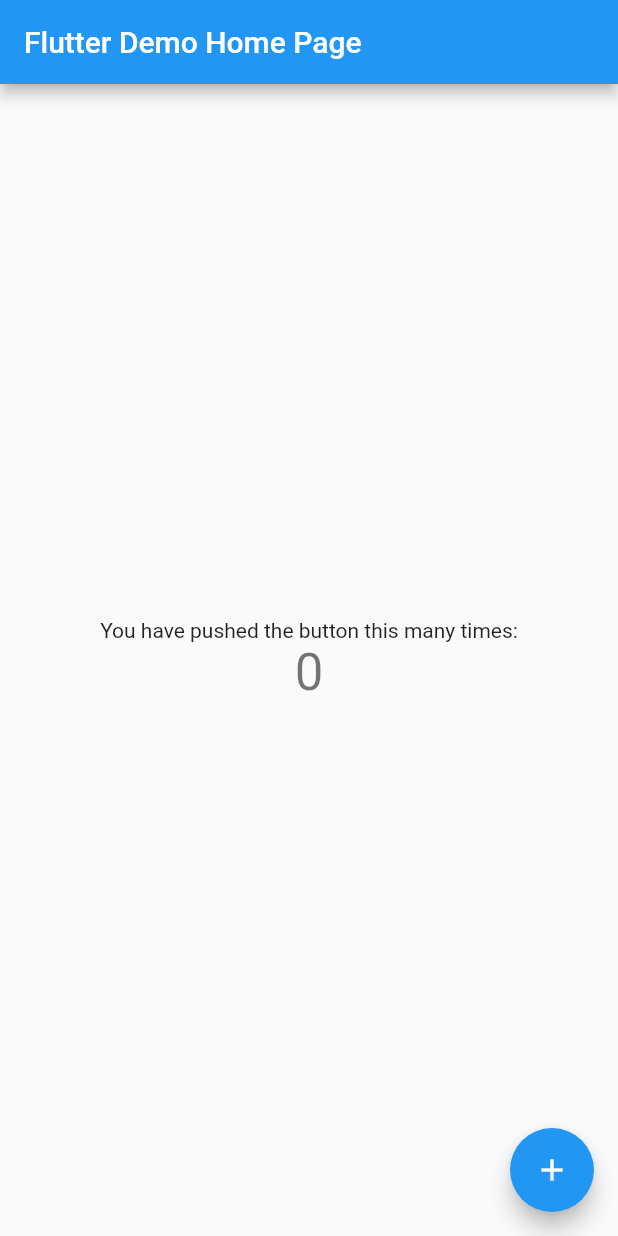
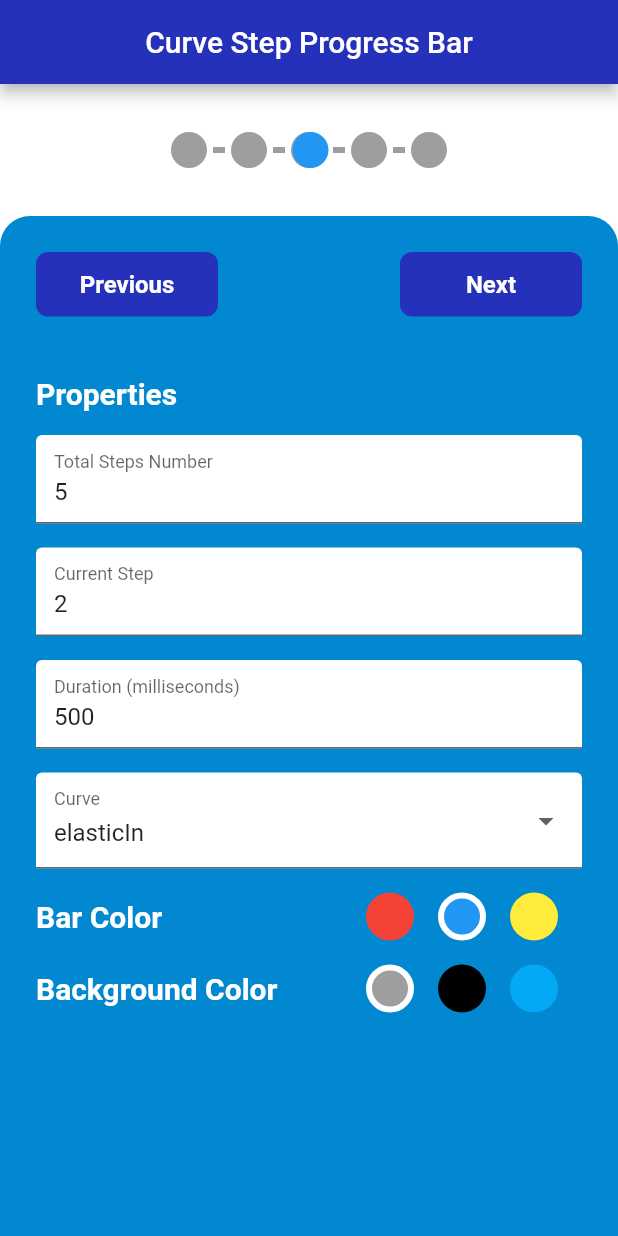
Before and after one commit to ahmadfsal/animated_progress_bar, a Flutter app: the screen it shows after launch, on a phone screen of 412 x 824 dp. Run offline on Flutter 3.47's test engine with Material 2 defaults, Android fonts, the light colour scheme and no system bars.

Commit message:
update main feature and test

```diff
--- /dev/null
+++ b/lib/core/curve_step_progress_bar.dart
@@ -0,0 +1,140 @@
+import 'package:animated_progress_bar/core/painters/dot_offset.dart';
+import 'package:animated_progress_bar/core/painters/indicator_painter.dart';
+import 'package:animated_progress_bar/core/painters/fixed_dot_painter.dart';
+import 'package:flutter/material.dart';
+
+class CurveStepProgressBar extends StatefulWidget {
+  final int? totalStepsNumber;
+  final int? currentStep;
+  final Duration? animationDuration;
+  final Color? barColor;
+  final Color? backgroundColor;
+  final Curve? curve;
+
+  const CurveStepProgressBar({
+    Key? key,
+    this.totalStepsNumber = 3,
+    this.currentStep = 0,
+    this.barColor = const Color.fromRGBO(37, 48, 187, 1),
+    this.backgroundColor = Colors.grey,
+    this.animationDuration = const Duration(milliseconds: 500),
+    this.curve = Curves.elasticOut,
+  }) : super(key: key);
+
+  @override
+  _CurveStepProgressBarState createState() => _CurveStepProgressBarState();
+}
+
+class _CurveStepProgressBarState extends State<CurveStepProgressBar>
+    with SingleTickerProviderStateMixin {
+  AnimationController? _animationController;
+
+  double spacing = 16.0;
+  double radius = 12.0;
+
+  int? _activeDotIndex;
+  int? _oldDotIndex;
+  Paint? _fixedDotFillBrush;
+  Paint? _indicatorBrush;
+
+  @override
+  void initState() {
+    _animationController = AnimationController(
+      duration: widget.animationDuration,
+      vsync: this,
+    );
+
+    _animationController!.addListener(() => setState(() {}));
+    _animationController!.forward();
+
+    _activeDotIndex = widget.currentStep;
+    _oldDotIndex = 0;
+
+    _fixedDotFillBrush = Paint()..color = widget.backgroundColor!;
+    _indicatorBrush = Paint()..color = widget.barColor!;
+
+    super.initState();
+  }
+
+  @override
+  void dispose() {
+    _animationController!.dispose();
+    super.dispose();
+  }
+
+  @override
+  Widget build(BuildContext context) {
+    return Container(
+      width: MediaQuery.of(context).size.width,
+      padding: const EdgeInsets.all(32.0),
+      alignment: Alignment.center,
+      child: Stack(
+        children: [
+          CustomPaint(
+            size: Size(_axisLength, _diameter),
+            painter: FixedDotPainter(
+              totalStepNumber: widget.totalStepsNumber!,
+              currentStep: _activeDotIndex!,
+              barColor: widget.barColor!,
+              backgroundColor: widget.backgroundColor!,
+              dotRadius: radius,
+              dotOffsets: _buildDotOffsets,
+              fillBrush: _fixedDotFillBrush,
+            ),
+          ),
+          CustomPaint(
+            painter: IndicatorPainter()
+              ..activeDotOffset = _buildDotOffsets[_activeDotIndex!]
+              ..oldDotOffset = _buildDotOffsets[_oldDotIndex!]
+              ..brush = _indicatorBrush
+              ..animationController = _animationController
+              ..curve = widget.curve,
+          ),
+        ],
+      ),
+    );
+  }
+
+  /// Builds and returns the dot offsets.
+  List<DotOffset> get _buildDotOffsets {
+    List<DotOffset> dotOffsets = [];
+
+    // Create and save the first offset.
+    Offset center = Offset(radius, radius);
+    dotOffsets.add(DotOffset(center, radius));
+
+    // Create successive offsets by translating and save them to the list.
+    for (int index = 0; index < (widget.totalStepsNumber! - 1); index++) {
+      center = center.translate(_diameter + spacing, 0.0);
+
+      dotOffsets.add(DotOffset(center, radius));
+    }
+
+    return dotOffsets;
+  }
+
+  /// Returns the width or height
+  double get _axisLength =>
+      (_diameter * widget.totalStepsNumber!) + _totalSpacing;
+
+  /// Returns the total amount of spacing between the dots. The spacing after the last dot is omitted.
+  double get _totalSpacing => spacing * (widget.totalStepsNumber! - 1);
+
+  /// Returns the diameter of a dot.
+  double get _diameter => radius * 2;
+
+  @override
+  void didUpdateWidget(covariant CurveStepProgressBar oldWidget) {
+    // Update old and active dot indices.
+    _oldDotIndex = oldWidget.currentStep;
+    _fixedDotFillBrush = Paint()..color = widget.backgroundColor!;
+    _indicatorBrush = Paint()..color = widget.barColor!;
+
+    _animationController!.reset();
+    _animationController!.forward();
+
+    _activeDotIndex = widget.currentStep;
+
+    super.didUpdateWidget(oldWidget);
+  }
+}
--- /dev/null
+++ b/lib/core/painters/dot_offset.dart
@@ -0,0 +1,15 @@
+import 'package:flutter/material.dart';
+
+/// Takes center and radius of a dot, then calculates the left-dx, top-dy, right-dx, and bottom-dy of a dot.
+class DotOffset {
+  DotOffset(this._center, this._dotRadius);
+
+  final Offset _center;
+  final double _dotRadius;
+
+  double get left => _center.dx - _dotRadius;
+  double get top => _center.dy - _dotRadius;
+  double get right => _center.dx + _dotRadius;
+  double get bottom => _center.dy + _dotRadius;
+  double get center => _center.dx;
+}
--- /dev/null
+++ b/lib/core/painters/fixed_dot_painter.dart
@@ -0,0 +1,68 @@
+import 'package:animated_progress_bar/core/painters/dot_offset.dart';
+import 'package:flutter/material.dart';
+
+class FixedDotPainter extends CustomPainter {
+  FixedDotPainter({
+    required this.totalStepNumber,
+    required this.currentStep,
+    required this.dotOffsets,
+    required this.fillBrush,
+    required this.dotRadius,
+    required this.barColor,
+    required this.backgroundColor,
+  });
+
+  final int totalStepNumber;
+  final int currentStep;
+  final double dotRadius;
+  final List<DotOffset> dotOffsets;
+  final Paint? fillBrush;
+  final Color barColor;
+  final Color backgroundColor;
+
+  @override
+  void paint(Canvas canvas, Size size) {
+    for (int index = 0; index < totalStepNumber; index++) {
+      canvas.drawRRect(
+        RRect.fromRectAndRadius(
+          Rect.fromLTRB(
+            dotOffsets[index].left,
+            dotOffsets[index].top,
+            dotOffsets[index].right,
+            dotOffsets[index].bottom,
+          ),
+          const Radius.circular(1000),
+        ),
+        fillBrush!,
+      );
+    }
+
+    _drawLineConnectors(canvas);
+  }
+
+  void _drawLineConnectors(Canvas canvas) {
+    double linePadding = 4.0;
+    Paint paint = Paint();
+
+    paint
+      ..strokeWidth = 4.0
+      ..color = Colors.grey;
+
+    for (int index = 0; index < totalStepNumber - 1; index++) {
+      canvas.drawLine(
+        Offset(
+          dotOffsets[index].right + linePadding,
+          dotRadius,
+        ),
+        Offset(
+          dotOffsets[index + 1].left - linePadding,
+          dotRadius,
+        ),
+        paint,
+      );
+    }
+  }
+
+  @override
+  bool shouldRepaint(FixedDotPainter oldDelegate) => true;
+}
--- /dev/null
+++ b/lib/core/painters/indicator_painter.dart
@@ -0,0 +1,39 @@
+import 'package:animated_progress_bar/core/painters/dot_offset.dart';
+import 'package:flutter/material.dart';
+
+class IndicatorPainter extends CustomPainter {
+  double? dotRadius;
+  DotOffset? activeDotOffset;
+  DotOffset? oldDotOffset;
+  Paint? brush;
+  Paint? borderBrush;
+  AnimationController? animationController;
+  Curve? curve;
+
+  @override
+  void paint(Canvas canvas, Size size) {
+    canvas.drawRRect(
+      RRect.fromRectAndRadius(
+        Rect.fromLTRB(
+          oldDotOffset!.left,
+          oldDotOffset!.top,
+          oldDotOffset!.right,
+          oldDotOffset!.bottom,
+        ).translate(slide.value, 0),
+        const Radius.circular(1000),
+      ),
+      brush!,
+    );
+  }
+
+  @override
+  bool shouldRepaint(covariant CustomPainter oldDelegate) => false;
+
+  Animation get slide => Tween(
+        begin: 0.0,
+        end: activeDotOffset!.left - (oldDotOffset!.left - 1),
+      ).animate(CurvedAnimation(
+        parent: animationController!,
+        curve: curve!,
+      ));
+}
--- /dev/null
+++ b/lib/example.dart
@@ -0,0 +1,354 @@
+import 'package:animated_progress_bar/core/curve_step_progress_bar.dart';
+import 'package:flutter/material.dart';
+
+class ExamplePage extends StatefulWidget {
+  const ExamplePage({
+    Key? key,
+    this.totalStepsNumber = 5,
+    this.currentStep = 2,
+  }) : super(key: key);
+
+  // Used for testing
+  final int? totalStepsNumber;
+  final int? currentStep;
+
+  @override
+  State<ExamplePage> createState() => _ExamplePageState();
+}
+
+
+class _ExamplePageState extends State<ExamplePage> {
+  Color primaryColor = const Color.fromRGBO(37, 48, 187, 1);
+
+  late int totalStepsNumber;
+  late int currentStep;
+  int duration = 500;
+  Color barColor = Colors.blue;
+  Color backgroundColor = Colors.grey;
+
+  final TextEditingController _totalStepsController = TextEditingController();
+  final TextEditingController _currentStepsController = TextEditingController();
+  final TextEditingController _durationController = TextEditingController();
+  Curve curve = Curves.elasticIn;
+
+  final List<Color> _barColorList = [Colors.red, Colors.blue, Colors.yellow];
+  final List<Color> _backgroundColorList = [
+    Colors.grey,
+    Colors.black,
+    Colors.lightBlue
+  ];
+
+  @override
+  void initState() {
+    totalStepsNumber = widget.totalStepsNumber!;
+    currentStep = widget.currentStep!;
+
+    _totalStepsController.text = widget.totalStepsNumber.toString();
+    _currentStepsController.text = widget.currentStep.toString();
+    _durationController.text = duration.toString();
+
+    super.initState();
+  }
+
+  @override
+  Widget build(BuildContext context) {
+    return Scaffold(
+      appBar: AppBar(
+        title: const Text('Curve Step Progress Bar'),
+        centerTitle: true,
+        backgroundColor: primaryColor,
+      ),
+      backgroundColor: Colors.white,
+      body: Column(
+        children: [
+          CurveStepProgressBar(
+            currentStep: currentStep,
+            totalStepsNumber: totalStepsNumber,
+            animationDuration: Duration(milliseconds: duration),
+            curve: curve,
+            barColor: barColor,
+            backgroundColor: backgroundColor,
+          ),
+          Expanded(
+            child: Container(
+              padding: const EdgeInsets.all(24.0),
+              decoration: BoxDecoration(
+                color: Colors.lightBlue.shade700,
+                borderRadius: const BorderRadius.only(
+                  topRight: Radius.circular(20.0),
+                  topLeft: Radius.circular(20.0),
+                ),
+              ),
+              child: Column(
+                children: [
+                  Row(
+                    mainAxisAlignment: MainAxisAlignment.spaceBetween,
+                    children: [
+                      _actionButton(
+                        key: 'tapPrevious',
+                        title: 'Previous',
+                        onPressed: gotoPreviousStep,
+                      ),
+                      const Spacer(),
+                      _actionButton(
+                        key: 'tapNext',
+                        title: 'Next',
+                        onPressed: gotoNextStep,
+                      ),
+                    ],
+                  ),
+                  const SizedBox(height: 40.0),
+                  Expanded(
+                    child: SingleChildScrollView(
+                      child: Column(
+                        crossAxisAlignment: CrossAxisAlignment.start,
+                        children: [
+                          const Text(
+                            'Properties',
+                            style: TextStyle(
+                              fontSize: 20.0,
+                              fontWeight: FontWeight.bold,
+                              color: Colors.white,
+                            ),
+                          ),
+                          const SizedBox(height: 16.0),
+                          TextFormField(
+                            key: const Key('totalStepsController'),
+                            controller: _totalStepsController,
+                            keyboardType: TextInputType.number,
+                            onChanged: (value) {
+                              setState(
+                                  () => totalStepsNumber = int.parse(value));
+                            },
+                            decoration: const InputDecoration(
+                              filled: true,
+                              fillColor: Colors.white,
+                              label: Text('Total Steps Number'),
+                            ),
+                          ),
+                          const SizedBox(height: 16.0),
+                          TextFormField(
+                            key: const Key('currentStepsController'),
+                            controller: _currentStepsController,
+                            keyboardType: TextInputType.number,
+                            onChanged: (value) {
+                              setState(() => currentStep = int.parse(value));
+                            },
+                            decoration: const InputDecoration(
+                              filled: true,
+                              fillColor: Colors.white,
+                              label: Text('Current Step'),
+                            ),
+                          ),
+                          const SizedBox(height: 16.0),
+                          TextFormField(
+                            key: const Key('durationController'),
+                            controller: _durationController,
+                            keyboardType: TextInputType.number,
+                            onChanged: (value) => setState(() {
+                              duration = int.parse(value);
+                            }),
+                            decoration: const InputDecoration(
+                              filled: true,
+                              fillColor: Colors.white,
+                              label: Text('Duration (milliseconds)'),
+                            ),
+                          ),
+                          const SizedBox(height: 16.0),
+                          DropdownButtonFormField(
+                            key: const Key('curve'),
+                            value: curve,
+                            decoration: const InputDecoration(
+                              filled: true,
+                              fillColor: Colors.white,
+                              label: Text('Curve'),
+                            ),
+                            onChanged: (Curve? value) {
+                              setState(() => curve = value!);
+                            },
+                            items: CurvesList()
+                                .curvesList
+                                .map((e) => DropdownMenuItem(
+                                      value: e.curve,
+                                      child: Text(e.name!),
+                                    ))
+                                .toList(),
+                          ),
+                          const SizedBox(height: 16.0),
+                          _colors(
+                            activeColor: barColor,
+                            label: 'Bar Color',
+                            list: _barColorList,
+                            onTap: (value) {
+                              setState(() => barColor = value);
+                            },
+                          ),
+                          const SizedBox(height: 16.0),
+                          _colors(
+                            activeColor: backgroundColor,
+                            label: 'Background Color',
+                            list: _backgroundColorList,
+                            onTap: (value) {
+                              setState(() => backgroundColor = value);
+                            },
+                          ),
+                        ],
+                      ),
+                    ),
+                  ),
+                ],
+              ),
+            ),
+          ),
+        ],
+      ),
+    );
+  }
+
+  // ACTIVE STEP MUST BE CHECKED FOR (totalStepsNumber - 1) AND NOT FOR totalStepsNumber To PREVENT Overflow ERROR
+  void gotoNextStep() {
+    if (currentStep < totalStepsNumber - 1) {
+      setState(() => currentStep++);
+      _currentStepsController.text = currentStep.toString();
+    }
+  }
+
+  // currentStep MUST BE GREATER THAN 0 TO PREVENT OVERFLOW.
+  void gotoPreviousStep() {
+    if (currentStep > 0) {
+      setState(() => currentStep--);
+      _currentStepsController.text = currentStep.toString();
+    }
+  }
+
+  Widget _actionButton({
+    required String title,
+    required VoidCallback? onPressed,
+    required String key,
+  }) {
+    return Expanded(
+      child: GestureDetector(
+        key: Key(key),
+        onTap: onPressed,
+        child: Container(
+          width: MediaQuery.of(context).size.width,
+          padding: const EdgeInsets.symmetric(vertical: 12.0),
+          decoration: BoxDecoration(
+            color: primaryColor,
+            borderRadius: BorderRadius.circular(8.0),
+          ),
+          child: Center(
+            child: Text(
+              title,
+              style: const TextStyle(
+                fontSize: 16.0,
+                fontWeight: FontWeight.bold,
+                color: Colors.white,
+              ),
+            ),
+          ),
+        ),
+      ),
+    );
+  }
+
+  Widget _colors({
+    required List<Color> list,
+    required void Function(Color value) onTap,
+    required String label,
+    required Color activeColor,
+  }) {
+    return Row(
+      children: [
+        Expanded(
+          child: Text(
+            label,
+            style: const TextStyle(
+              color: Colors.white,
+              fontSize: 20.0,
+              fontWeight: FontWeight.bold,
+            ),
+          ),
+        ),
+        Expanded(
+          child: Row(
+            mainAxisAlignment: MainAxisAlignment.end,
+            children: list.map((e) {
+              return GestureDetector(
+                onTap: () => onTap(e),
+                child: Container(
+                  height: 32.0,
+                  width: 32.0,
+                  margin: const EdgeInsets.only(right: 16.0),
+                  decoration: BoxDecoration(
+                    shape: BoxShape.circle,
+                    color: e,
+                    border: activeColor == e
+                        ? Border.all(width: 4, color: Colors.white)
+                        : null,
+                  ),
+                ),
+              );
+            }).toList(),
+          ),
+        ),
+      ],
+    );
+  }
+}
+
+class CurvesList {
+  String? name;
+  Curve? curve;
+
+  CurvesList({this.name, this.curve});
+
+  List<CurvesList> get curvesList => [
+        CurvesList(name: 'bounceIn', curve: Curves.bounceIn),
+        CurvesList(name: 'bounceInOut', curve: Curves.bounceInOut),
+        CurvesList(name: 'bounceOut', curve: Curves.bounceOut),
+        CurvesList(name: 'decelerate', curve: Curves.decelerate),
+        CurvesList(name: 'ease', curve: Curves.ease),
+        CurvesList(name: 'easeIn', curve: Curves.easeIn),
+        CurvesList(name: 'easeInBack', curve: Curves.easeInBack),
+        CurvesList(name: 'easeInCirc', curve: Curves.easeInCirc),
+        CurvesList(name: 'easeInCubic', curve: Curves.easeInCubic),
+        CurvesList(name: 'easeInExpo', curve: Curves.easeInExpo),
+        CurvesList(name: 'easeInOut', curve: Curves.easeInOut),
+        CurvesList(name: 'easeInOutBack', curve: Curves.easeInOutBack),
+        CurvesList(name: 'easeInOutCirc', curve: Curves.easeInOutCirc),
+        CurvesList(name: 'easeInOutCubic', curve: Curves.easeInOutCubic),
+        CurvesList(
+            name: 'easeInOutCubicEmphasized',
+            curve: Curves.easeInOutCubicEmphasized),
+        CurvesList(name: 'easeInOutExpo', curve: Curves.easeInOutExpo),
+        CurvesList(name: 'easeInOutQuad', curve: Curves.easeInOutQuad),
+        CurvesList(name: 'easeInOutQuart', curve: Curves.easeOutQuart),
+        CurvesList(name: 'easeInOutQuint', curve: Curves.easeInOutQuint),
+        CurvesList(name: 'easeInOutSine', curve: Curves.easeOutSine),
+        CurvesList(name: 'easeInQuad', curve: Curves.easeInQuad),
+        CurvesList(name: 'easeInQuart', curve: Curves.easeInQuart),
+        CurvesList(name: 'easeInQuint', curve: Curves.easeInQuint),
+        CurvesList(name: 'easeInSine', curve: Curves.easeInSine),
+        CurvesList(name: 'easeInToLinear', curve: Curves.easeInToLinear),
+        CurvesList(name: 'easeOut', curve: Curves.easeOut),
+        CurvesList(name: 'easeOutBack', curve: Curves.easeOutBack),
+        CurvesList(name: 'easeOutCirc', curve: Curves.easeOutCirc),
+        CurvesList(name: 'easeOutCubic', curve: Curves.easeOutCubic),
+        CurvesList(name: 'easeOutExpo', curve: Curves.easeOutExpo),
+        CurvesList(name: 'easeOutQuad', curve: Curves.easeOutQuad),
+        CurvesList(name: 'easeOutQuart', curve: Curves.easeOutQuart),
+        CurvesList(name: 'easeOutQuint', curve: Curves.easeOutQuint),
+        CurvesList(name: 'easeOutSine', curve: Curves.easeOutSine),
+        CurvesList(name: 'elasticIn', curve: Curves.elasticIn),
+        CurvesList(name: 'elasticInOut', curve: Curves.elasticInOut),
+        CurvesList(name: 'elasticOut', curve: Curves.elasticOut),
+        CurvesList(
+            name: 'fastLinearToSlowEaseIn',
+            curve: Curves.fastLinearToSlowEaseIn),
+        CurvesList(name: 'fastOutSlowIn', curve: Curves.fastOutSlowIn),
+        CurvesList(name: 'linear', curve: Curves.linear),
+        CurvesList(name: 'linearToEaseOut', curve: Curves.linearToEaseOut),
+        CurvesList(name: 'slowMiddle', curve: Curves.slowMiddle),
+      ];
+}
--- a/lib/main.dart
+++ b/lib/main.dart
@@ -1,3 +1,4 @@
+import 'package:animated_progress_bar/example.dart';
 import 'package:flutter/material.dart';
 
 void main() {
@@ -7,109 +8,12 @@
 class MyApp extends StatelessWidget {
   const MyApp({Key? key}) : super(key: key);
 
-  // This widget is the root of your application.
   @override
   Widget build(BuildContext context) {
     return MaterialApp(
-      title: 'Flutter Demo',
-      theme: ThemeData(
-        // This is the theme of your application.
-        //
-        // Try running your application with "flutter run". You'll see the
-        // application has a blue toolbar. Then, without quitting the app, try
-        // changing the primarySwatch below to Colors.green and then invoke
-        // "hot reload" (press "r" in the console where you ran "flutter run",
-        // or simply save your changes to "hot reload" in a Flutter IDE).
-        // Notice that the counter didn't reset back to zero; the application
-        // is not restarted.
-        primarySwatch: Colors.blue,
-      ),
-      home: const MyHomePage(title: 'Flutter Demo Home Page'),
+      title: 'Curve Step Progress Bar',
+      theme: ThemeData(primarySwatch: Colors.blue),
+      home: const ExamplePage(),
     );
   }
 }
-
-class MyHomePage extends StatefulWidget {
-  const MyHomePage({Key? key, required this.title}) : super(key: key);
-
-  // This widget is the home page of your application. It is stateful, meaning
-  // that it has a State object (defined below) that contains fields that affect
-  // how it looks.
-
-  // This class is the configuration for the state. It holds the values (in this
-  // case the title) provided by the parent (in this case the App widget) and
-  // used by the build method of the State. Fields in a Widget subclass are
-  // always marked "final".
-
-  final String title;
-
-  @override
-  State<MyHomePage> createState() => _MyHomePageState();
-}
-
-class _MyHomePageState extends State<MyHomePage> {
-  int _counter = 0;
-
-  void _incrementCounter() {
-    setState(() {
-      // This call to setState tells the Flutter framework that something has
-      // changed in this State, which causes it to rerun the build method below
-      // so that the display can reflect the updated values. If we changed
-      // _counter without calling setState(), then the build method would not be
-      // called again, and so nothing would appear to happen.
-      _counter++;
-    });
-  }
-
-  @override
-  Widget build(BuildContext context) {
-    // This method is rerun every time setState is called, for instance as done
-    // by the _incrementCounter method above.
-    //
-    // The Flutter framework has been optimized to make rerunning build methods
-    // fast, so that you can just rebuild anything that needs updating rather
-    // than having to individually change instances of widgets.
-    return Scaffold(
-      appBar: AppBar(
-        // Here we take the value from the MyHomePage object that was created by
-        // the App.build method, and use it to set our appbar title.
-        title: Text(widget.title),
-      ),
-      body: Center(
-        // Center is a layout widget. It takes a single child and positions it
-        // in the middle of the parent.
-        child: Column(
-          // Column is also a layout widget. It takes a list of children and
-          // arranges them vertically. By default, it sizes itself to fit its
-          // children horizontally, and tries to be as tall as its parent.
-          //
-          // Invoke "debug painting" (press "p" in the console, choose the
-          // "Toggle Debug Paint" action from the Flutter Inspector in Android
-          // Studio, or the "Toggle Debug Paint" command in Visual Studio Code)
-          // to see the wireframe for each widget.
-          //
-          // Column has various properties to control how it sizes itself and
-          // how it positions its children. Here we use mainAxisAlignment to
-          // center the children vertically; the main axis here is the vertical
-          // axis because Columns are vertical (the cross axis would be
-          // horizontal).
-          mainAxisAlignment: MainAxisAlignment.center,
-          children: <Widget>[
-            const Text(
-              'You have pushed the button this many times:',
-            ),
-            Text(
-              '$_counter',
-              style: Theme.of(context).textTheme.headline4,
-            ),
-          ],
-        ),
-      ),
-      floatingActionButton: FloatingActionButton(
-        onPressed: _incrementCounter,
-        tooltip: 'Increment',
-        child: const Icon(Icons.add),
-      ), // This trailing comma makes auto-formatting nicer for build methods.
-    );
-  }
-}
```
Also changed, not shown: 3 other files.
